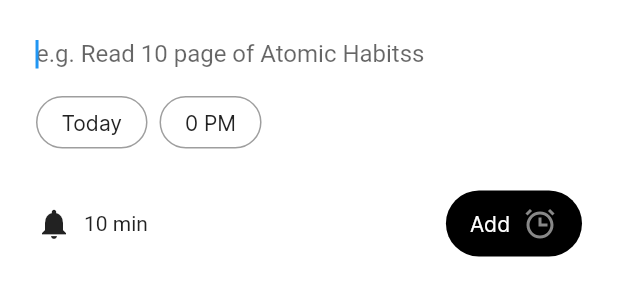
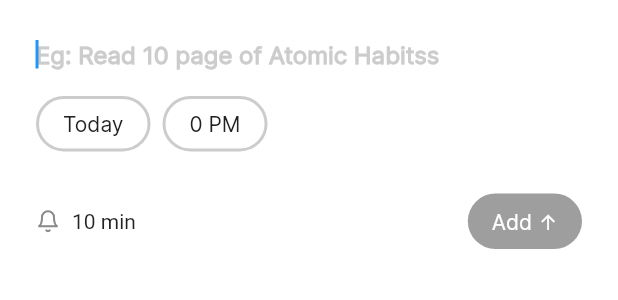
Before and after one commit to ahtaufiiq/Closa_Mobile, a Flutter app: the BottomSheetAdd widget shown alone on an empty page, opened directly, on a phone screen of 412 x 824 dp. Shown: the top 300 px of the screen. Run offline on Flutter 3.47's test engine with Material 2 defaults, Android fonts, the phone set to English and light mode, and no system bars; our stand-ins replace cloud_firestore, equatable, firebase_auth, firebase_core, firebase_messaging, firebase_storage and 11 more; accounts and stored records are empty; network calls fail.

Commit message:
Fix Bug: User can add blank todo Floating Snackbar Size & Time Remove the year status on Date Section When Checklist Todo show snackbar Surprising Image - The Copywriting is not displayed Bottomsheet Design Spec

```diff
--- a/lib/features/home/TaskScreen2.dart
+++ b/lib/features/home/TaskScreen2.dart
@@ -189,6 +189,12 @@ class _TaskScreenCopyState extends State<TaskScreenCopy> {
                   right: 24.0,
                   bottom: 24.0),
               Positioned(
+                child: TextSmall(
+                    text: "You have done what matters today.",
+                    color: Colors.white),
+                bottom: 100,
+              ),
+              Positioned(
                 child: GestureDetector(
                   onTap: () {
                     showBottomAdd(context);
--- a/lib/helpers/FormatTime.dart
+++ b/lib/helpers/FormatTime.dart
@@ -47,7 +47,7 @@ class FormatTime {
 
   static String getToday() {
     DateTime date = DateTime.now();
-    return "${FormatTime.formatDate(date, type: 'long')} ${date.year}";
+    return "${FormatTime.formatDate(date, type: 'long')}";
   }
 
   static String formatTime(selectedTime) {
--- a/lib/widgets/BottomSheetAdd.dart
+++ b/lib/widgets/BottomSheetAdd.dart
@@ -22,7 +22,7 @@ class BottomSheetAdd extends StatefulWidget {
 class _BottomSheetAddState extends State<BottomSheetAdd> {
   TextEditingController controller = TextEditingController();
   DateTime selectedDate = DateTime.now();
-
+  int todoLength = 0;
   TimeOfDay selectedTime = TimeOfDay(hour: 8, minute: 00);
   DateTime dateNow = DateTime.now();
   String time;
@@ -39,6 +39,13 @@ class _BottomSheetAddState extends State<BottomSheetAdd> {
     selectedTime = TimeOfDay(hour: dateNow.hour, minute: 00);
     time = FormatTime.getTime(dateNow.millisecondsSinceEpoch);
     addTime = FormatTime.addTime(selectedTime.hour, selectedTime.minute);
+    controller.addListener(_getTodoValue);
+  }
+
+  _getTodoValue() {
+    setState(() {
+      todoLength = controller.text.length;
+    });
   }
 
   int timestamp =
@@ -349,7 +356,7 @@ class _BottomSheetAddState extends State<BottomSheetAdd> {
           ),
           InputText(
             controller: controller,
-            hint: 'e.g. Read 10 page of Atomic Habitss',
+            hint: 'Eg: Read 10 page of Atomic Habitss',
             focus: true,
           ),
           Padding(
@@ -362,7 +369,7 @@ class _BottomSheetAddState extends State<BottomSheetAdd> {
                   },
                   child: Container(
                     decoration: BoxDecoration(
-                        border: Border.all(color: Colors.grey),
+                        border: Border.all(color: Color(0xFFCCCCCC), width: 2),
                         borderRadius: BorderRadius.all(Radius.circular(22.0))),
                     child: TextDescription(text: date),
                     padding: EdgeInsets.only(
@@ -376,7 +383,7 @@ class _BottomSheetAddState extends State<BottomSheetAdd> {
                   },
                   child: Container(
                     decoration: BoxDecoration(
-                        border: Border.all(color: Colors.grey),
+                        border: Border.all(color: Color(0xFFCCCCCC), width: 2),
                         borderRadius: BorderRadius.all(Radius.circular(22.0))),
                     child: TextDescription(text: time),
                     padding: EdgeInsets.only(
@@ -400,11 +407,7 @@ class _BottomSheetAddState extends State<BottomSheetAdd> {
                   },
                   child: Wrap(
                     children: [
-                      Icon(
-                        Icons.notifications,
-                        color: Colors.black87,
-                        size: 24.0,
-                      ),
+                      CustomIcon(type: 'bell'),
                       SizedBox(width: 8),
                       Text((() {
                         switch (_groupTimes) {
@@ -436,6 +439,7 @@ class _BottomSheetAddState extends State<BottomSheetAdd> {
                 Expanded(child: Container()),
                 GestureDetector(
                   onTap: () async {
+                    if (todoLength != 0) {
                       await firestoreInstance.collection("todos").add({
                         "description": controller.text,
                         "status": false,
@@ -458,28 +462,22 @@ class _BottomSheetAddState extends State<BottomSheetAdd> {
                               'name': "${sharedPrefs.name}",
                               'text': "${controller.text}",
                               'photo': "${sharedPrefs.photo}",
-                            'type':"setHighlight"
+                              'type': "setHighlight"
                             }),
                           );
                         }
                       });
                       setNotificationTime();
                       Navigator.pop(context);
+                    }
                   },
                   child: Container(
                     decoration: BoxDecoration(
-                        color: Colors.black,
+                        color: todoLength != 0 ? Colors.black : Colors.grey,
                         borderRadius: BorderRadius.all(Radius.circular(22.0))),
-                    child: Row(
-                      children: [
-                        TextDescription(
-                          text: "Add  ",
+                    child: TextDescription(
+                      text: "Add ↑",
                       color: Colors.white,
-                        ),
-                        CustomIcon(
-                          type: "alarm-grey",
-                        ),
-                      ],
                     ),
                     padding: EdgeInsets.only(
                         top: 10.0, bottom: 10.0, left: 16.0, right: 16.0),
--- a/lib/widgets/InputText.dart
+++ b/lib/widgets/InputText.dart
@@ -14,11 +14,14 @@ class InputText extends StatelessWidget {
     return Container(
       margin: EdgeInsets.only(left: 24.0, right: 24.0),
       child: TextField(
-        controller: controller,
-        autofocus: true,
-        style: TextStyle(fontSize: 16.0),
-        decoration: InputDecoration(border: InputBorder.none, hintText: hint),
-      ),
+          controller: controller,
+          autofocus: true,
+          style: TextStyle(
+              fontSize: 16.0, fontWeight: FontWeight.w600, fontFamily: "Inter"),
+          decoration: InputDecoration(
+              border: InputBorder.none,
+              hintText: hint,
+              hintStyle: TextStyle(color: Color(0xFFCCCCCC)))),
     );
   }
 }
--- a/lib/widgets/OptionsTodo.dart
+++ b/lib/widgets/OptionsTodo.dart
@@ -123,8 +123,10 @@ class _OptionsTodoState extends State<OptionsTodo> {
                             bool isDelete = true;
                             Flushbar flushbar;
                             flushbar = Flushbar(
-                                margin: EdgeInsets.only(bottom: 107),
-                                duration: Duration(seconds: 2),
+                                margin: EdgeInsets.only(
+                                    bottom: 107, left: 24, right: 24),
+                                duration: Duration(seconds: 3),
+                                borderRadius: 4.0,
                                 mainButton: FlatButton(
                                   onPressed: () {
                                     isDelete = false;
```
Also changed, not shown: lib/widgets/CardTodo.dart (+53 -2 lines). Lines whose indentation alone changed are shown as unchanged.
